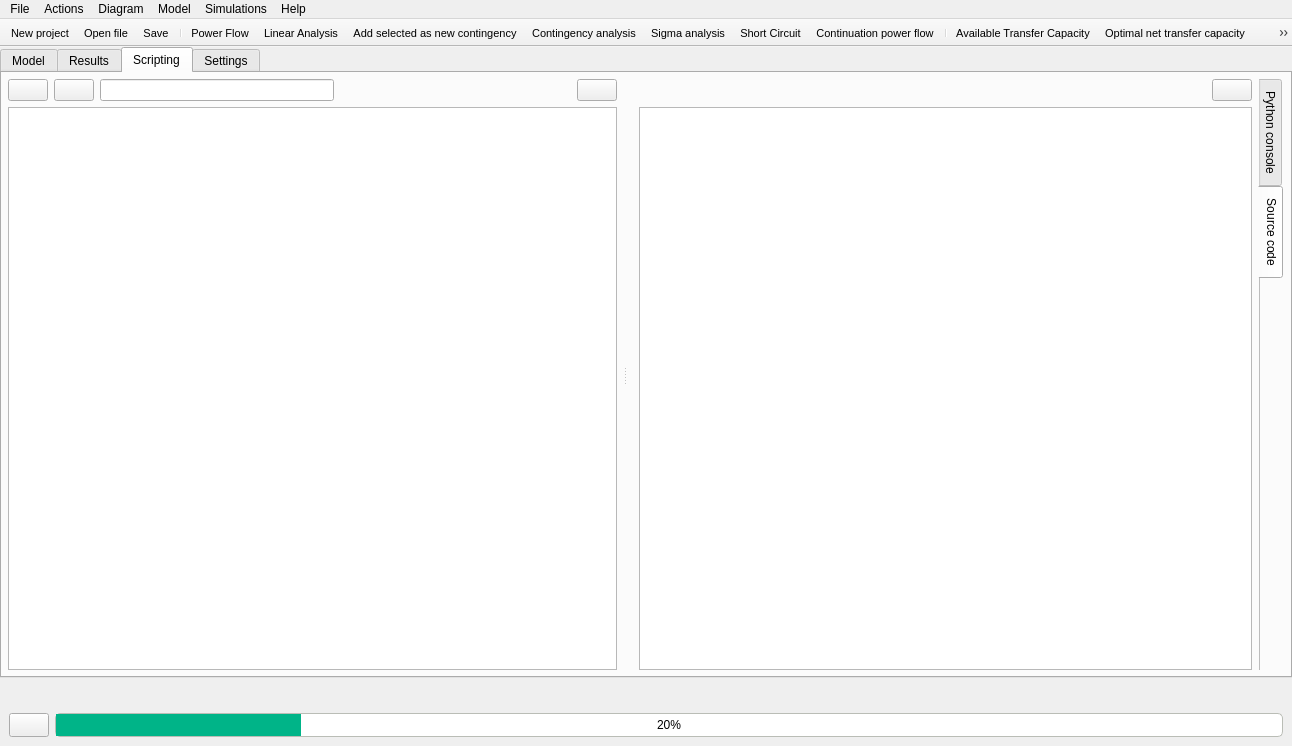
Before: the Qt Designer form src/GridCal/Gui/Main/MainWindow.ui in SanPen/GridCal, drawn with Qt 5.
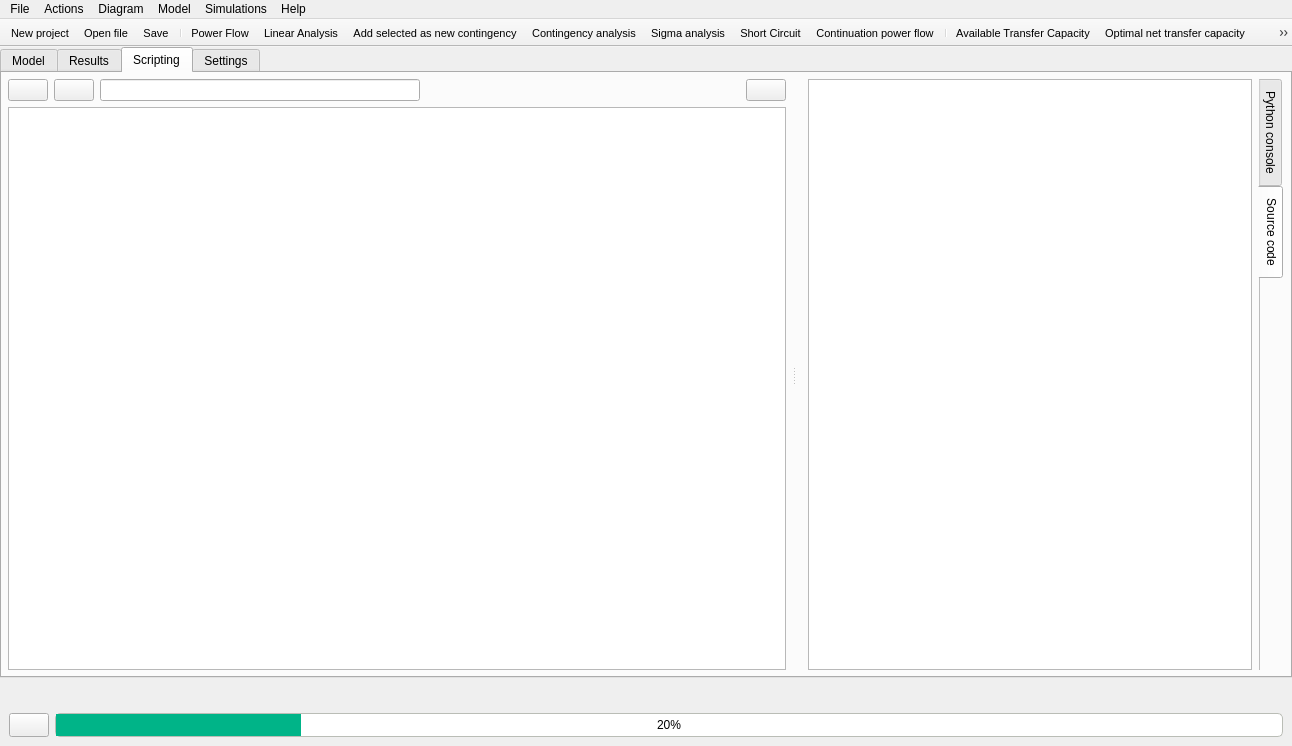
After: the same form once the commit is applied. The open tabs and pages were chosen to show the change. Icons and pictures are not drawn.

Commit message: Replaced delete button with context menu on the scripting explorer

What changed in the file:
```diff
--- a/src/GridCal/Gui/Main/MainWindow.ui
+++ b/src/GridCal/Gui/Main/MainWindow.ui
@@ -2041,57 +2041,6 @@
                     <property name="bottomMargin">
                      <number>0</number>
                     </property>
-                    <item>
-                     <widget class="QFrame" name="frame_63">
-                      <property name="frameShape">
-                       <enum>QFrame::NoFrame</enum>
-                      </property>
-                      <property name="frameShadow">
-                       <enum>QFrame::Raised</enum>
-                      </property>
-                      <layout class="QHBoxLayout" name="horizontalLayout_27">
-                       <property name="leftMargin">
-                        <number>0</number>
-                       </property>
-                       <property name="topMargin">
-                        <number>0</number>
-                       </property>
-                       <property name="rightMargin">
-                        <number>0</number>
-                       </property>
-                       <property name="bottomMargin">
-                        <number>0</number>
-                       </property>
-                       <item>
-                        <spacer name="horizontalSpacer_4">
-                         <property name="orientation">
-                          <enum>Qt::Horizontal</enum>
-                         </property>
-                         <property name="sizeHint" stdset="0">
-                          <size>
-                           <width>434</width>
-                           <height>20</height>
-                          </size>
-                         </property>
-                        </spacer>
-                       </item>
-                       <item>
-                        <widget class="QPushButton" name="deleteSourceCodeFileButton">
-                         <property name="toolTip">
-                          <string>Delete source code file</string>
-                         </property>
-                         <property name="text">
-                          <string/>
-                         </property>
-                         <property name="icon">
-                          <iconset resource="icons.qrc">
-                           <normaloff>:/Icons/icons/delete3.svg</normaloff>:/Icons/icons/delete3.svg</iconset>
-                         </property>
-                        </widget>
-                       </item>
-                      </layout>
-                     </widget>
-                    </item>
                     <item>
                      <widget class="QTreeView" name="sourceCodeTreeView">
                       <property name="frameShape">
```
Left out of the diff: 3 changed lines with no effect on the pictures. The commit also changes 4 other files.
